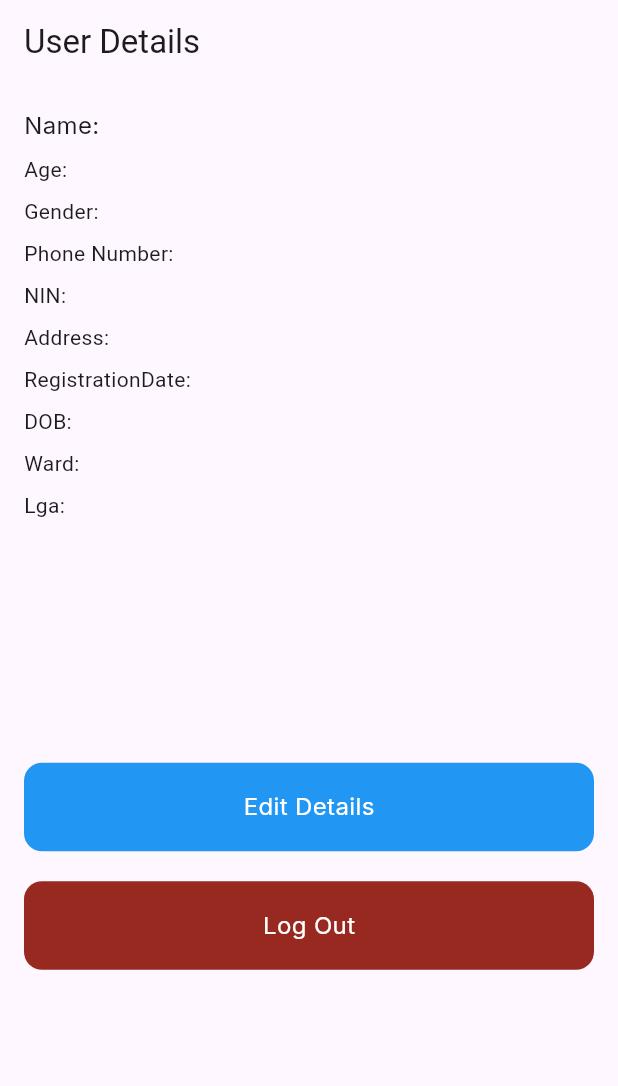
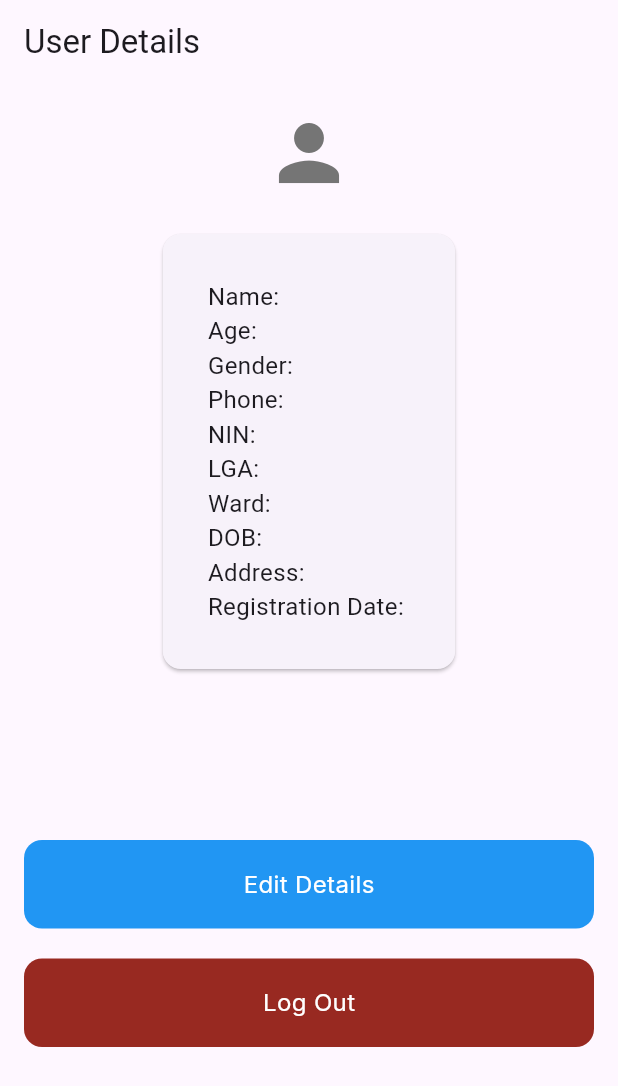
Before and after one commit to victor-komolafe/firs_form_mini_challenge, a Flutter app: the UserFormDetails screen opened directly with empty values, on a phone screen of 412 x 824 dp. Shown: the top 1086 px of the screen. Run offline on Flutter 3.47's test engine with Material 3 defaults, Android fonts, the phone set to English and light mode, and no system bars; our stand-ins replace firebase_auth, firebase_core, firebase_database, firebase_storage, google_fonts, image_picker and 1 more; accounts and stored records are empty.

Commit message:
included picture to userform and  it's db storage

```diff
--- a/lib/main.dart
+++ b/lib/main.dart
@@ -3,6 +3,7 @@
 // import 'package:firs_mini_project/screens/login_screen.dart';
 import 'package:firs_mini_project/screens/farmer_form_screen.dart';
 import 'package:firs_mini_project/screens/splash_screen.dart';
+import 'package:firs_mini_project/widgets/image_picker_widget.dart';
 import 'package:flutter/material.dart';
 import 'package:firebase_core/firebase_core.dart';
 import 'firebase_options.dart';
@@ -22,7 +23,9 @@ class MyApp extends StatelessWidget {
     return MaterialApp(
         debugShowCheckedModeBanner: false,
         theme: ThemeData(primaryColor: Colors.blue),
-        home: const SplashScreen());
+        home: const SplashScreen()
+        // home: const ImagePickerWidget()
+        );
     // home: const FarmerFormScreen());
   }
 }
--- a/lib/widgets/user_form_details.dart
+++ b/lib/widgets/user_form_details.dart
@@ -1,3 +1,5 @@
+import 'dart:io';
+
 import 'package:firebase_auth/firebase_auth.dart';
 import 'package:firs_mini_project/constants.dart';
 import 'package:firs_mini_project/screens/splash_screen.dart';
@@ -12,6 +14,7 @@ class UserFormDetails extends StatelessWidget {
   final String nin;
   final String dob;
   final String lga;
+  final String? profileImageUrl;
   final String address;
   final String registrationDate;
   final String wardResidence;
@@ -22,6 +25,7 @@ class UserFormDetails extends StatelessWidget {
       required this.age,
       required this.gender,
       required this.nin,
+      this.profileImageUrl,
       required this.address,
       required this.registrationDate,
       required this.phoneNumber,
@@ -29,8 +33,45 @@ class UserFormDetails extends StatelessWidget {
       required this.wardResidence,
       required this.dob});
 
+  Widget _buildProfileImage() {
+    if (profileImageUrl == null || profileImageUrl!.isEmpty) {
+      return Icon(
+        Icons.person,
+        size: 60,
+        color: Colors.grey[600],
+      );
+    }
+
+    // Check if file exists at the path
+    final file = File(profileImageUrl!);
+    if (!file.existsSync()) {
+      return Icon(
+        Icons.person,
+        size: 60,
+        color: Colors.grey[600],
+      );
+    }
+
+    return ClipOval(
+      child: Image.file(
+        file,
+        width: 120,
+        height: 120,
+        fit: BoxFit.cover,
+        errorBuilder: (context, error, stackTrace) {
+          return Icon(
+            Icons.person,
+            size: 60,
+            color: Colors.grey[600],
+          );
+        },
+      ),
+    );
+  }
+
   @override
   Widget build(BuildContext context) {
+    final file = File(profileImageUrl!);
     return Scaffold(
         appBar: AppBar(
           automaticallyImplyLeading: false,
@@ -38,27 +79,43 @@ class UserFormDetails extends StatelessWidget {
         ),
         body: Padding(
             padding: const EdgeInsets.all(16.0),
-            child:
-                Column(crossAxisAlignment: CrossAxisAlignment.start, children: [
-              Text('Name: $name', style: ConstantFonts.inter),
-              const SizedBox(height: 8),
-              Text('Age: $age'),
-              const SizedBox(height: 8),
-              Text('Gender: $gender'),
-              const SizedBox(height: 8),
-              Text('Phone Number: $phoneNumber'),
-              const SizedBox(height: 8),
-              Text('NIN: $nin'),
-              const SizedBox(height: 8),
-              Text('Address: $address'),
-              const SizedBox(height: 8),
-              Text('RegistrationDate: $registrationDate'),
-              const SizedBox(height: 8),
-              Text('DOB: $dob'),
-              const SizedBox(height: 8),
-              Text('Ward: $wardResidence'),
-              const SizedBox(height: 8),
-              Text('Lga: $lga'),
+            child: Column(
+                crossAxisAlignment: CrossAxisAlignment.center,
+                children: [
+                  // Display profile image
+                  _buildProfileImage(),
+                  const SizedBox(height: 20),
+                  Card(
+                    child: Padding(
+                      padding: const EdgeInsets.all(30.0),
+                      child: Column(
+                        crossAxisAlignment: CrossAxisAlignment.start,
+                        children: [
+                          Text('Name: $name',
+                              style: const TextStyle(fontSize: 16)),
+                          Text('Age: $age',
+                              style: const TextStyle(fontSize: 16)),
+                          Text('Gender: $gender',
+                              style: const TextStyle(fontSize: 16)),
+                          Text('Phone: $phoneNumber',
+                              style: const TextStyle(fontSize: 16)),
+                          Text('NIN: $nin',
+                              style: const TextStyle(fontSize: 16)),
+                          Text('LGA: $lga',
+                              style: const TextStyle(fontSize: 16)),
+                          Text('Ward: $wardResidence',
+                              style: const TextStyle(fontSize: 16)),
+                          Text('DOB: $dob',
+                              style: const TextStyle(fontSize: 16)),
+                          Text('Address: $address',
+                              style: const TextStyle(fontSize: 16)),
+                          Text('Registration Date: $registrationDate',
+                              style: const TextStyle(fontSize: 16)),
+                        ],
+                      ),
+                    ),
+                  ),
+
                   const Spacer(),
                   SizedBox(
                     width: double.infinity,
--- a/pubspec.yaml
+++ b/pubspec.yaml
@@ -39,6 +39,7 @@ dependencies:
   firebase_auth: ^5.5.4
   mask_text_input_formatter: ^2.9.0
   firebase_database: 11.3.6
+  firebase_storage: ^12.4.6
   intl: ^0.18.1
   image_picker: ^1.1.2
 
```
Also changed, not shown: lib/database/database_service.dart (+32 -0 lines), lib/screens/farmer_form_screen.dart (+81 -48 lines), lib/widgets/image_picker_widget.dart (+86 -6 lines), pubspec.lock, 3 other files. Lines whose indentation alone changed are shown as unchanged.
